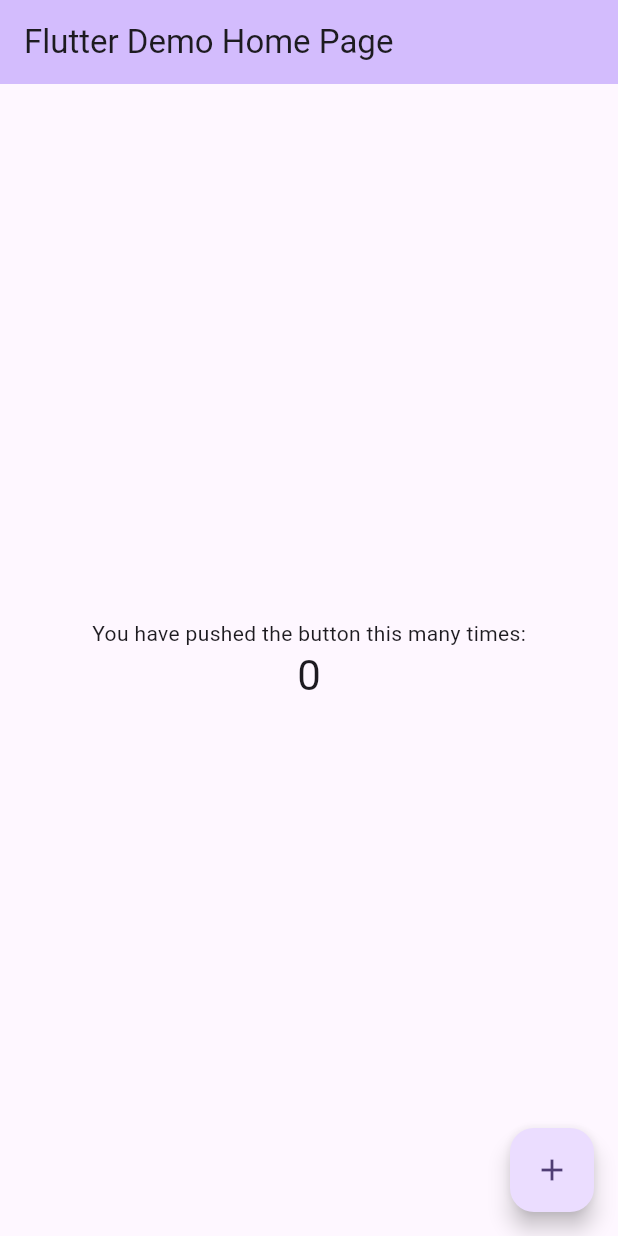
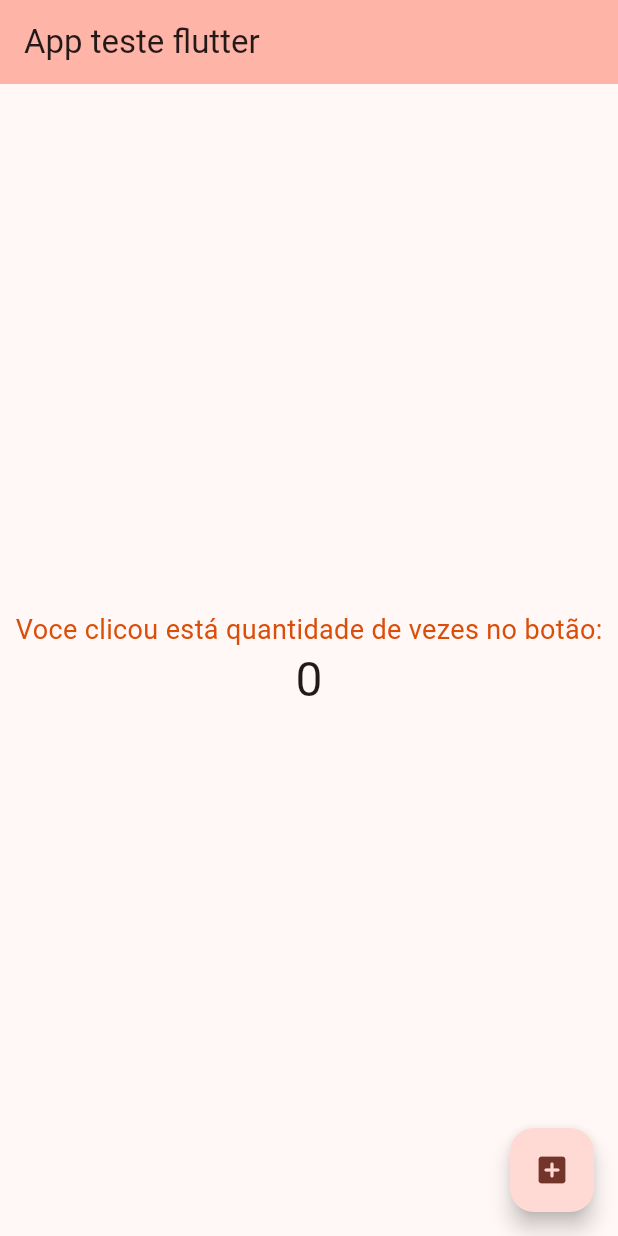
Before and after one commit to EulerLCarvalho/meuappflutterteste, a Flutter app: the screen it shows after launch, on a phone screen of 412 x 824 dp. Run offline on Flutter 3.47's test engine with Material 2 defaults, Android fonts, the phone set to English and light mode, and no system bars.

Commit message:
atualização

```diff
--- a/lib/main.dart
+++ b/lib/main.dart
@@ -28,10 +28,11 @@
         //
         // This works for code too, not just values: Most code changes can be
         // tested with just a hot reload.
-        colorScheme: ColorScheme.fromSeed(seedColor: Colors.deepPurple),
+        colorScheme:
+            ColorScheme.fromSeed(seedColor: Color.fromARGB(255, 241, 0, 0)),
         useMaterial3: true,
       ),
-      home: const MyHomePage(title: 'Flutter Demo Home Page'),
+      home: const MyHomePage(title: 'App teste flutter'),
     );
   }
 }
@@ -106,11 +107,13 @@
           mainAxisAlignment: MainAxisAlignment.center,
           children: <Widget>[
             const Text(
-              'You have pushed the button this many times:',
+              'Voce clicou está quantidade de vezes no botão:',
+              style: TextStyle(
+                  color: Color.fromRGBO(219, 78, 9, 86), fontSize: 18),
             ),
             Text(
               '$_counter',
-              style: Theme.of(context).textTheme.headlineMedium,
+              style: Theme.of(context).textTheme.headlineLarge,
             ),
           ],
         ),
@@ -118,7 +121,7 @@
       floatingActionButton: FloatingActionButton(
         onPressed: _incrementCounter,
         tooltip: 'Increment',
-        child: const Icon(Icons.add),
+        child: const Icon(Icons.add_box_rounded),
       ), // This trailing comma makes auto-formatting nicer for build methods.
     );
   }
```
